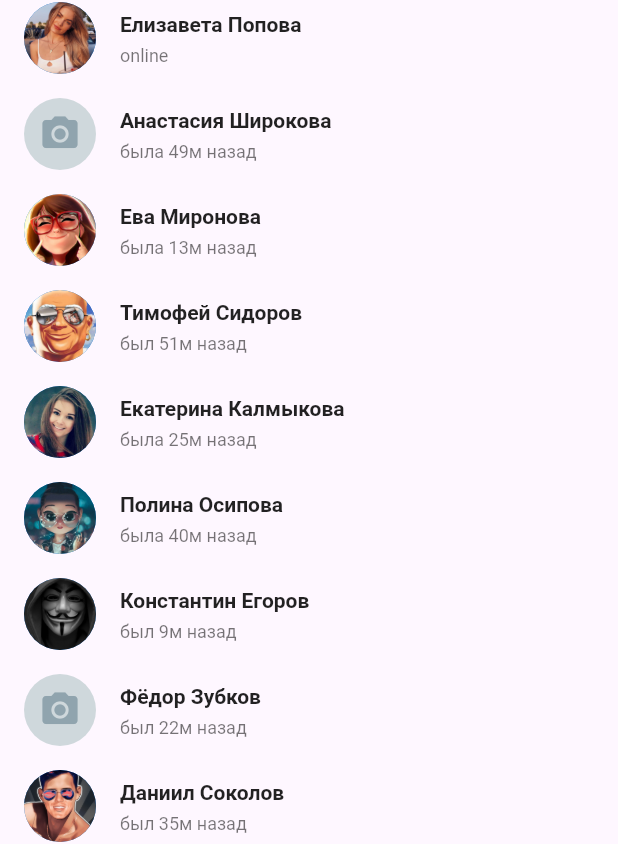
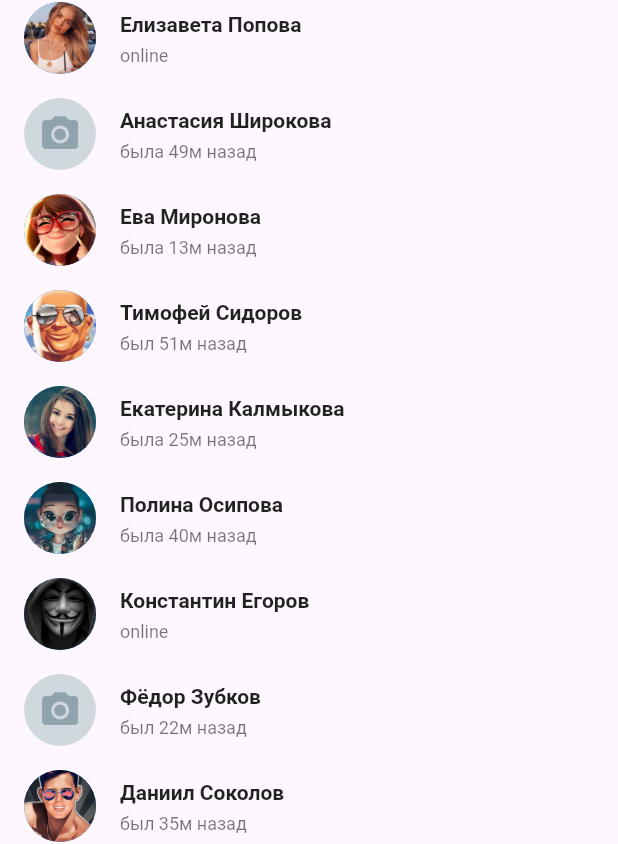
Before and after one commit to nikolay-potehin/widgets_showcase, a Flutter app: the VKContactsPage screen opened directly, scrolled down 313 dp, on a phone screen of 412 x 824 dp. Shown: the part 286-1130 px from the top of the screen. Run offline on Flutter 3.47's test engine with Material 2 defaults, Android fonts, the light colour scheme and no system bars; our stand-ins replace salomon_bottom_bar.

Commit message:
finished vkmessenger example, did some refactoring

```diff
--- a/lib/examples/vk_messenger/calls/call_tile.dart
+++ b/lib/examples/vk_messenger/calls/call_tile.dart
@@ -33,7 +33,7 @@ class CallTile extends StatelessWidget {
             size: 5,
           ),
           const SizedBox(width: 8),
-          Text(call.date),
+          Text(call.timeDisplay),
         ],
       ),
       trailing: IconButton(
--- a/lib/examples/vk_messenger/models/users.dart
+++ b/lib/examples/vk_messenger/models/users.dart
@@ -33,7 +33,7 @@ class User {
     }
   }
 
-  bool get isOnline => lastSeenInMinutes <= 8;
+  bool get isOnline => lastSeenInMinutes <= 10;
 }
 
 class MockUsers {
--- a/lib/examples/vk_messenger/opened_chat/message_widget.dart
+++ b/lib/examples/vk_messenger/opened_chat/message_widget.dart
@@ -32,9 +32,9 @@ class MessageWidget extends StatelessWidget {
               runSpacing: 4,
               children: [
                 Text(message.text),
-                const Text(
-                  '10:47',
-                  style: TextStyle(
+                Text(
+                  message.sendTimeDisplay,
+                  style: const TextStyle(
                     fontSize: 10,
                     color: Colors.grey,
                   ),
--- a/lib/examples/vk_messenger/vk_circle_avatar.dart
+++ b/lib/examples/vk_messenger/vk_circle_avatar.dart
@@ -23,15 +23,16 @@ class VKCircleAvatar extends StatelessWidget {
             ),
             radius: radius,
           )
-        : VKCircleAvatar.noImage();
+        : VKCircleAvatar.noImage(radius: radius);
   }
 
-  factory VKCircleAvatar.noImage() => VKCircleAvatar(
+  factory VKCircleAvatar.noImage({double radius = 24}) => VKCircleAvatar(
         backgroundColor: Colors.blueGrey.shade100,
+        radius: radius,
         child: Icon(
           Icons.camera_alt,
           color: Colors.blueGrey.shade300,
-          size: 28,
+          size: radius * 1.2,
         ),
       );
 
```
Also changed, not shown: lib/examples/vk_messenger/models/calls.dart (+10 -6 lines), lib/examples/vk_messenger/models/message.dart (+10 -2 lines), lib/examples/vk_messenger/opened_chat/opened_chat.dart (+5 -5 lines).
